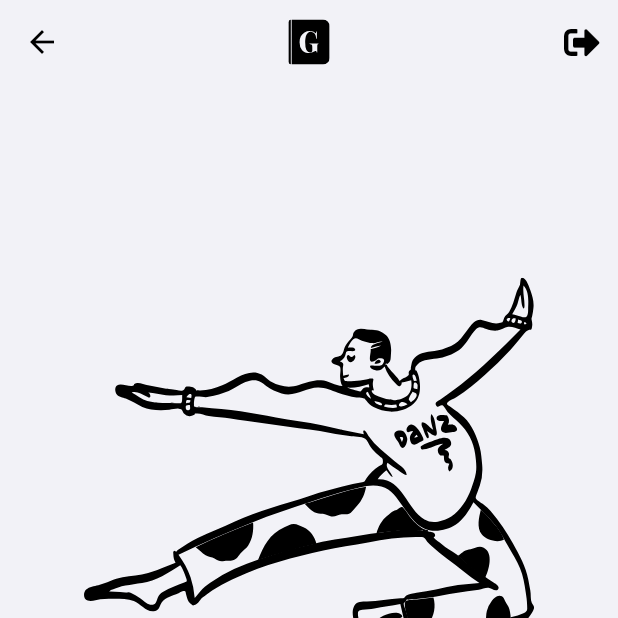
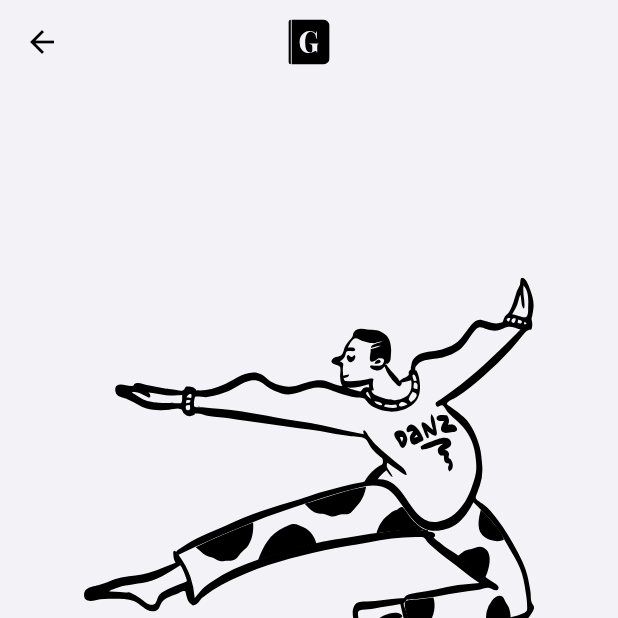
Before and after one commit to stonith404/gradely2, a Flutter app: the IntroScreenWrapper screen opened directly, on a phone screen of 412 x 824 dp, the top half of it. Run offline on Flutter 3.47's test engine with Material 2 defaults, Android fonts, the phone set to English and light mode, and no system bars; our stand-ins replace another_flushbar, appwrite, easy_localization, flutter_icons, flutter_slidable, flutter_spinkit and 6 more; missing offline and left inert: easy_localization_loader, emoji_chooser, flutter_inapp_purchase; accounts and stored records are empty; network calls fail; statements that could not run were skipped.

Commit message:
improved sign out button on intro screen

```diff
--- a/assets/translations/gradelyTranslation.csv
+++ b/assets/translations/gradelyTranslation.csv
@@ -54,6 +54,7 @@ or,or,oder
 contact_success_text,Thanks for your message. I will contact you with this email:,Danke für deine Nachricht. Ich werde mich bei dir unter dieser Email melden:
 password_reset_success_text,An email to reset your password was sent. Please make sure you check your spam folder.,Eine Email um dein Passwort zurückzusetzen wurde erfolgreich gesendet. Bitte beachte auch dein Spam Fach.
 error,error,Fehler
+error_wrong_password,Wrong password,Falsches Passwort
 error_unknown,There was an unknown error,Ein unbekannter Fehler ist aufgetreten
 dream_grade,Dream grade,Wunschnote
 dream_grade_calulator,Dream grade calulator,Wunschnoten rechner
--- a/lib/screens/auth/introScreen.dart
+++ b/lib/screens/auth/introScreen.dart
@@ -27,7 +27,8 @@ class IntroScreenWrapper extends StatelessWidget {
           backgroundColor: defaultBGColor,
           elevation: 0,
           actions: [
-            IconButton(
+            progress >= 0.64
+                ? IconButton(
                     color: primaryColor,
                     icon: Icon(FontAwesome5Solid.sign_out_alt),
                     onPressed: () async {
@@ -38,7 +39,8 @@ class IntroScreenWrapper extends StatelessWidget {
                         (Route<dynamic> route) => false,
                       );
                     },
-            ),
+                  )
+                : Container(),
           ],
         ),
         body: Padding(
--- a/lib/screens/settings/userInfo.dart
+++ b/lib/screens/settings/userInfo.dart
@@ -1,7 +1,7 @@
 import 'package:flutter/cupertino.dart';
 import 'package:flutter/material.dart';
 import 'package:flutter_icons/flutter_icons.dart';
-import 'package:gradely2/screens/auth/signIn.dart';
+import 'package:gradely2/screens/auth/authHome.dart';
 import 'package:gradely2/shared/FUNCTIONS.dart';
 import 'package:gradely2/shared/VARIABLES.dart';
 import 'package:gradely2/shared/WIDGETS.dart';
@@ -215,7 +215,7 @@ class _UserInfoScreenState extends State<UserInfoScreen> {
                                       Navigator.pushReplacement(
                                         context,
                                         GradelyPageRoute(
-                                            builder: (context) => SignInPage()),
+                                            builder: (context) => AuthHome()),
                                       );
                                       prefs.setBool("signedIn", false);
                                     } else {
```
Lines whose indentation alone changed are shown as unchanged.
